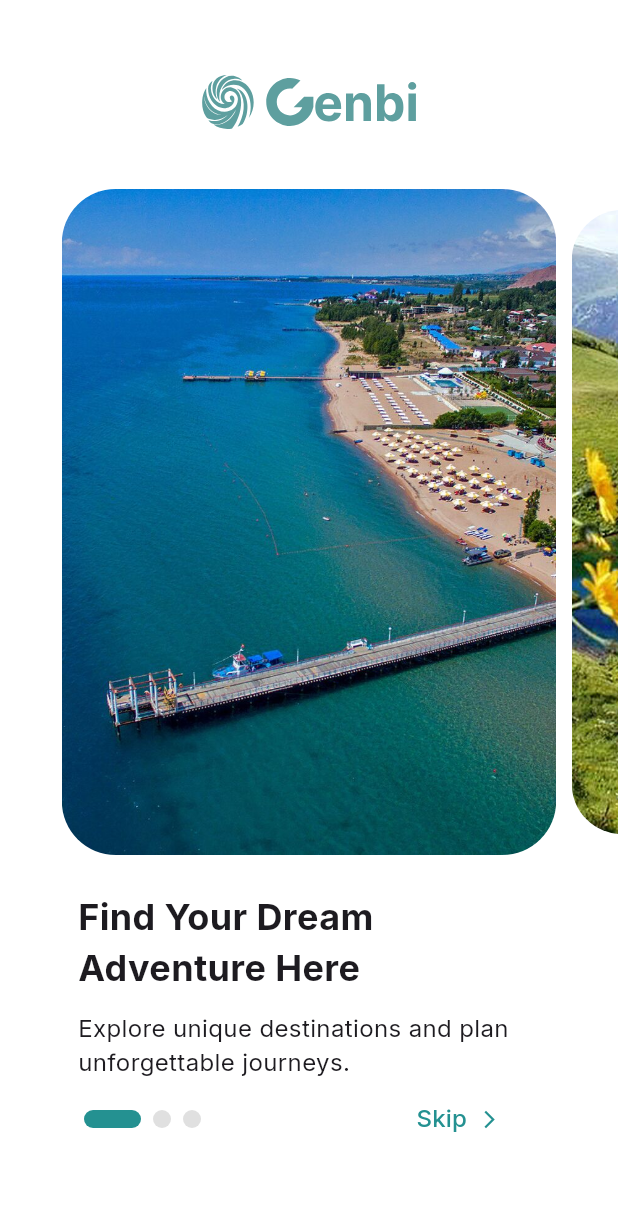
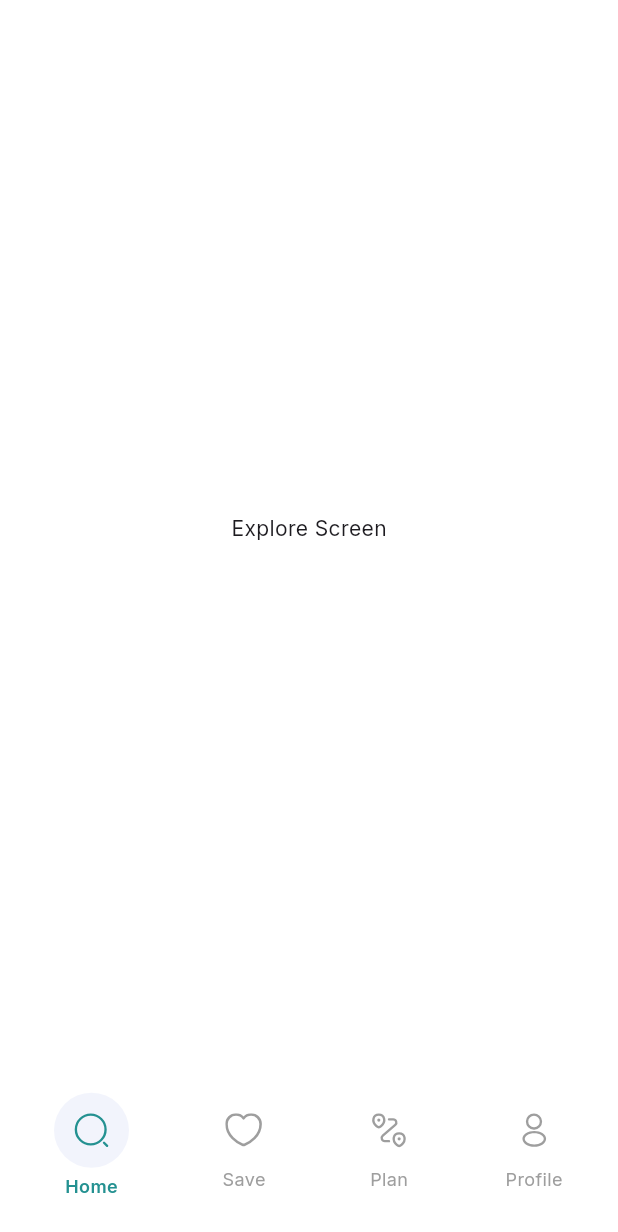
Before and after one commit to bayelabdyldaev09/genbi_project, a Flutter app: the screen it shows after launch, on a phone screen of 412 x 824 dp. Shown: the top 1232 px of the screen. Run offline on Flutter 3.47's test engine with Material 3 defaults, Android fonts, the phone set to English and light mode, and no system bars; drawn by our look-alikes of carousel_slider; our stand-ins replace custom_navigation_bar, flutter_svg, geolocator, google_fonts.

Commit message:
bottomNavBar

```diff
--- a/lib/main.dart
+++ b/lib/main.dart
@@ -1,11 +1,12 @@
 // ignore_for_file: unused_import
 
 import 'package:flutter/material.dart';
-import 'package:genbi_app/location_screen.dart';
-import 'package:genbi_app/log_in_screen.dart';
-import 'package:genbi_app/register_preview.dart';
-import 'package:genbi_app/splash_native.dart';
-import 'package:genbi_app/sign_in_screen.dart';
+import 'package:genbi_app/menu/menu_screen.dart';
+import 'package:genbi_app/primary_pages/location_screen.dart';
+import 'package:genbi_app/primary_pages/log_in_screen.dart';
+import 'package:genbi_app/primary_pages/register_preview.dart';
+import 'package:genbi_app/primary_pages/splash_native.dart';
+import 'package:genbi_app/primary_pages/sign_in_screen.dart';
 import 'package:google_fonts/google_fonts.dart';
 
 void main() {
@@ -21,7 +22,7 @@ class MainApp extends StatelessWidget {
       theme: ThemeData(
         textTheme: GoogleFonts.interTextTheme(),
       ),
-      home: SplashNative()
+      home: MenuScreen()
     );
   }
 }
--- /dev/null
+++ b/lib/menu/explore_screen.dart
@@ -0,0 +1,15 @@
+import 'package:flutter/material.dart';
+
+class ExploreScreen extends StatelessWidget {
+  const ExploreScreen({super.key});
+
+  @override
+  Widget build(BuildContext context) {
+    return Scaffold(
+      backgroundColor: Colors.white,
+      body: Center(
+        child: Text('Explore Screen'),
+      ),
+    );
+  }
+}
--- /dev/null
+++ b/lib/menu/menu_screen.dart
@@ -0,0 +1,90 @@
+// ignore_for_file: deprecated_member_use, unused_import
+
+import 'package:custom_navigation_bar/custom_navigation_bar.dart';
+import 'package:flutter/material.dart';
+import 'package:flutter_svg/flutter_svg.dart';
+import 'package:genbi_app/menu/explore_screen.dart';
+import 'package:genbi_app/menu/profile_screen.dart';
+import 'package:genbi_app/menu/save_screen.dart';
+import 'package:genbi_app/menu/search_screen.dart';
+
+class MenuScreen extends StatefulWidget {
+  const MenuScreen({super.key});
+
+  @override
+  State<MenuScreen> createState() => _MenuScreenState();
+}
+
+class _MenuScreenState extends State<MenuScreen> {
+  int index = 0;
+
+  final pages = [
+    ExploreScreen(),
+    SaveScreen(),
+    SearchScreen(),
+    ProfileScreen(),
+  ];
+  @override
+  Widget build(BuildContext context) {
+    return Scaffold(
+      body: pages[index],
+      bottomNavigationBar: BottomAppBar(
+        color: Colors.white,
+        shape: const CircularNotchedRectangle(),
+        height: 120,
+        child: Padding(
+          padding: const EdgeInsets.symmetric(vertical: 10, horizontal: 20),
+          child: Row(
+            mainAxisAlignment: MainAxisAlignment.spaceBetween,
+            children: [
+              _buildNavItem('assets/explore.svg', 'Home', 0),
+              _buildNavItem('assets/save.svg', 'Save', 1),
+              _buildNavItem('assets/routing.svg', 'Plan', 2),
+              _buildNavItem('assets/user.svg', 'Profile', 3),
+            ],
+          ),
+        ),
+      ),
+    );
+  }
+
+  Widget _buildNavItem(String svgPath, String label, int itemIndex) {
+    final bool selected = index == itemIndex;
+
+    return GestureDetector(
+      onTap: () => setState(() => index = itemIndex),
+      child: Column(
+        mainAxisSize: MainAxisSize.min,
+        children: [
+          AnimatedContainer(
+            duration: const Duration(milliseconds: 250),
+            curve: Curves.easeOut,
+            height: selected ? 50 : 40,
+            width: selected ? 50 : 40,
+            decoration: BoxDecoration(
+              color: selected ? const Color(0xFFF2F4FC) : Colors.transparent,
+              shape: BoxShape.circle,
+            ),
+            child: Center(
+              child: SvgPicture.asset(
+                svgPath,
+                height: 25,
+                width: 25,
+                color: selected ? const Color(0xFF249191) : Colors.grey,
+              ),
+            ),
+          ),
+          const SizedBox(height: 4),
+          Text(
+            label,
+            style: TextStyle(
+              color: selected ? const Color(0xFF249191) : Colors.grey,
+              fontSize: 12,
+              fontWeight: selected ? FontWeight.w600 : FontWeight.normal,
+            ),
+          ),
+        ],
+      ),
+    );
+  }
+}
--- a/lib/location_screen.dart
+++ b/lib/primary_pages/location_screen.dart
@@ -2,7 +2,7 @@
 
 import 'package:flutter/material.dart';
 import 'package:flutter_svg/svg.dart';
-import 'package:genbi_app/register_preview.dart';
+import 'package:genbi_app/primary_pages/register_preview.dart';
 import 'package:geolocator/geolocator.dart';
 import 'package:google_fonts/google_fonts.dart';
 
--- a/lib/preview_screen.dart
+++ b/lib/primary_pages/preview_screen.dart
@@ -1,7 +1,7 @@
 import 'package:flutter/material.dart';
 import 'package:carousel_slider/carousel_slider.dart';
 import 'package:flutter_svg/svg.dart';
-import 'package:genbi_app/location_screen.dart';
+import 'package:genbi_app/primary_pages/location_screen.dart';
 
 class PreviewScreen extends StatefulWidget {
   const PreviewScreen({super.key});
@@ -123,6 +123,7 @@ class _PreviewScreenState extends State<PreviewScreen> {
                 ),
                 ElevatedButton(
                   style: ElevatedButton.styleFrom(
+                    padding: isLast ? EdgeInsets.only(left: 0) : EdgeInsets.only(left: 52),
                     backgroundColor: isLast ? Color(0xFF249191) : Colors.white,
                     foregroundColor: isLast ? Colors.white : Color(0xFF249191),
                     minimumSize: Size(143, 48),
--- a/lib/register_preview.dart
+++ b/lib/primary_pages/register_preview.dart
@@ -1,7 +1,7 @@
 import 'package:flutter/material.dart';
 import 'package:flutter_svg/svg.dart';
-import 'package:genbi_app/log_in_screen.dart';
-import 'package:genbi_app/sign_in_screen.dart';
+import 'package:genbi_app/primary_pages/log_in_screen.dart';
+import 'package:genbi_app/primary_pages/sign_in_screen.dart';
 
 class RegisterPreview extends StatelessWidget {
   const RegisterPreview({super.key});
--- a/lib/sign_in_screen.dart
+++ b/lib/primary_pages/sign_in_screen.dart
@@ -1,6 +1,6 @@
 import 'package:flutter/material.dart';
 import 'package:flutter_svg/svg.dart';
-import 'package:genbi_app/log_in_screen.dart';
+import 'package:genbi_app/primary_pages/log_in_screen.dart';
 
 class SignInScreen extends StatefulWidget {
   const SignInScreen({super.key});
--- a/lib/splash_native.dart
+++ b/lib/primary_pages/splash_native.dart
@@ -1,6 +1,6 @@
 import 'package:flutter/material.dart';
 import 'package:flutter_svg/svg.dart';
-import 'package:genbi_app/preview_screen.dart';
+import 'package:genbi_app/primary_pages/preview_screen.dart';
 
 class SplashNative extends StatefulWidget {
   const SplashNative({super.key});
--- a/pubspec.yaml
+++ b/pubspec.yaml
@@ -16,6 +16,7 @@ dependencies:
   google_fonts: ^5.0.0
   permission_handler: ^12.0.1
   geolocator: ^10.0.0
+  custom_navigation_bar: ^0.8.2
 
 flutter_native_splash:
   image: assets/splash_screen.png
```
Also changed, not shown: lib/menu/profile_screen.dart (added, +13 -0 lines), lib/menu/save_screen.dart (added, +13 -0 lines), lib/menu/search_screen.dart (added, +15 -0 lines), lib/primary_pages/log_in_screen.dart (renamed from lib/log_in_screen.dart, +4 -3 lines), assets/explore.svg (added), assets/routing.svg (added), assets/save.svg (added), assets/search.svg (added), pubspec.lock.
